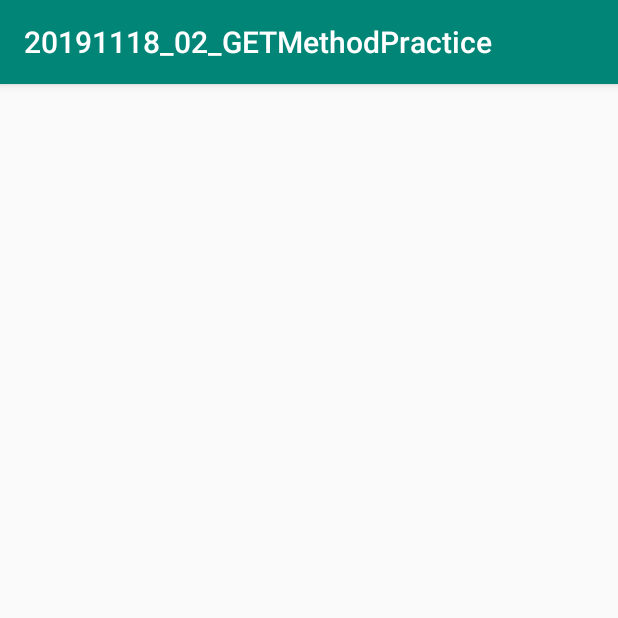
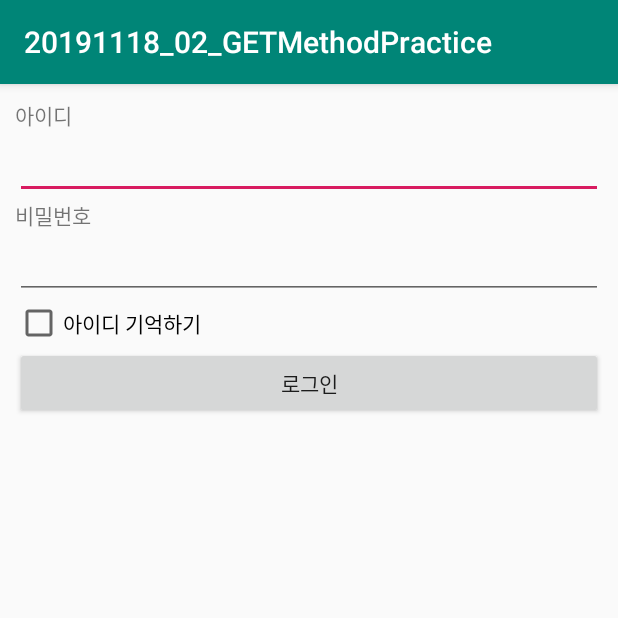
Before and after one commit to sangone88/20191118_02_GETMethodPractice, an Android app: the screen it shows after launch (LoginActivity), on a phone screen of 412 x 824 dp, the top half of it. Run offline under Robolectric (Android 15) with nearby library versions, the phone set to English and light mode, and no system bars; 1 statement that could not run was skipped.

Commit message:
로그인 버튼 관리

```diff
--- a/app/src/main/java/com/tjoeun/a20191118_02_getmethodpractice/LoginActivity.kt
+++ b/app/src/main/java/com/tjoeun/a20191118_02_getmethodpractice/LoginActivity.kt
@@ -1,6 +1,8 @@
 package com.tjoeun.a20191118_02_getmethodpractice
 
 import android.os.Bundle
+import android.widget.Toast
+import kotlinx.android.synthetic.main.activity_login.*
 
 
 class LoginActivity : BaseActivety() {
@@ -8,9 +10,20 @@ class LoginActivity : BaseActivety() {
     override fun onCreate(savedInstanceState: Bundle?) {
         super.onCreate(savedInstanceState)
         setContentView(R.layout.activity_login)
+        setupEvents()
+        setValues()
     }
     override fun setupEvents() {
-        TODO("not implemented") //To change body of created functions use File | Settings | File Templates.
+
+        loginBtn.setOnClickListener {
+            if (rememberIdCheckBox.isChecked) {
+                Toast.makeText(mContext, "아이디를 저장해야 합니다.", Toast.LENGTH_SHORT).show()
+
+            }
+            else{
+                Toast.makeText(mContext, "아이디 저장 X" , Toast.LENGTH_SHORT).show()
+            }
+        }
     }
 
     override fun setValues() {
--- a/app/src/main/res/layout/activity_login.xml
+++ b/app/src/main/res/layout/activity_login.xml
@@ -5,7 +5,42 @@
     android:layout_width="match_parent"
     android:layout_height="match_parent"
     android:orientation="vertical"
+    android:padding="10dp"
     tools:context=".LoginActivity">
+
+    <TextView
+        android:layout_width="wrap_content"
+        android:layout_height="wrap_content"
+        android:text="아이디" />
+
+    <EditText
+        android:id="@+id/idEdt"
+        android:layout_width="match_parent"
+        android:layout_height="wrap_content"
+        android:inputType="textEmailAddress" />
+
+    <TextView
+        android:layout_width="wrap_content"
+        android:layout_height="wrap_content"
+        android:text="비밀번호" />
+
+    <EditText
+        android:id="@+id/pwEdt"
+        android:layout_width="match_parent"
+        android:layout_height="wrap_content"
+        android:inputType="textPassword" />
+
+    <CheckBox
+        android:id="@+id/rememberIdCheckBox"
+        android:layout_width="wrap_content"
+        android:layout_height="wrap_content"
+        android:text="아이디 기억하기" />
+
+    <Button
+        android:id="@+id/loginBtn"
+        android:text="로그인"
+        android:layout_width="match_parent"
+        android:layout_height="wrap_content" />
 
 
 
```
